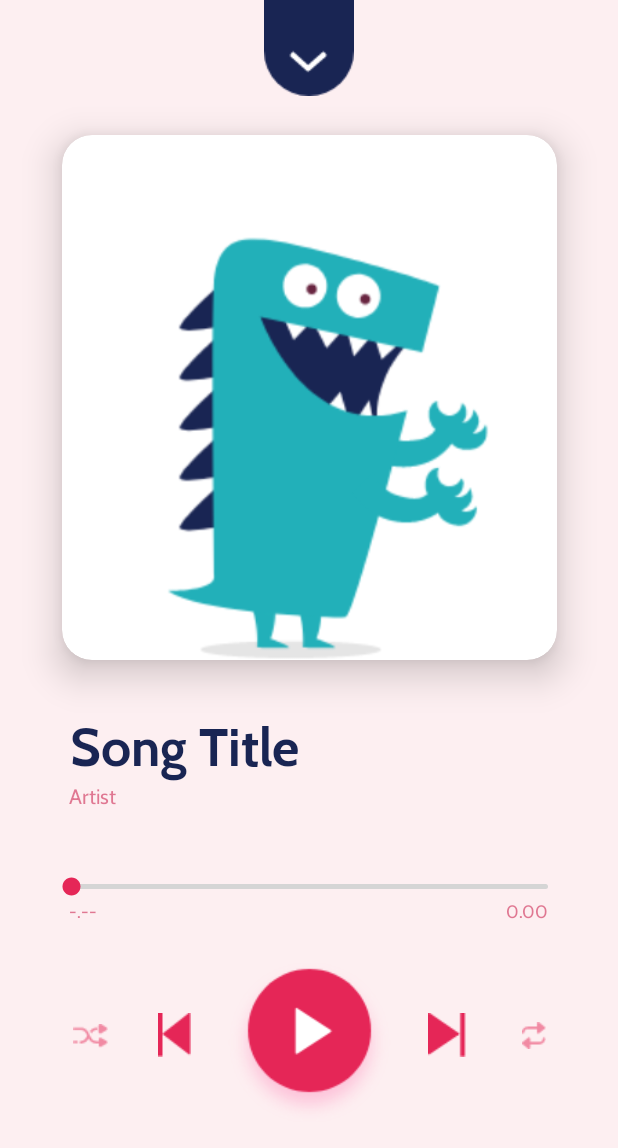
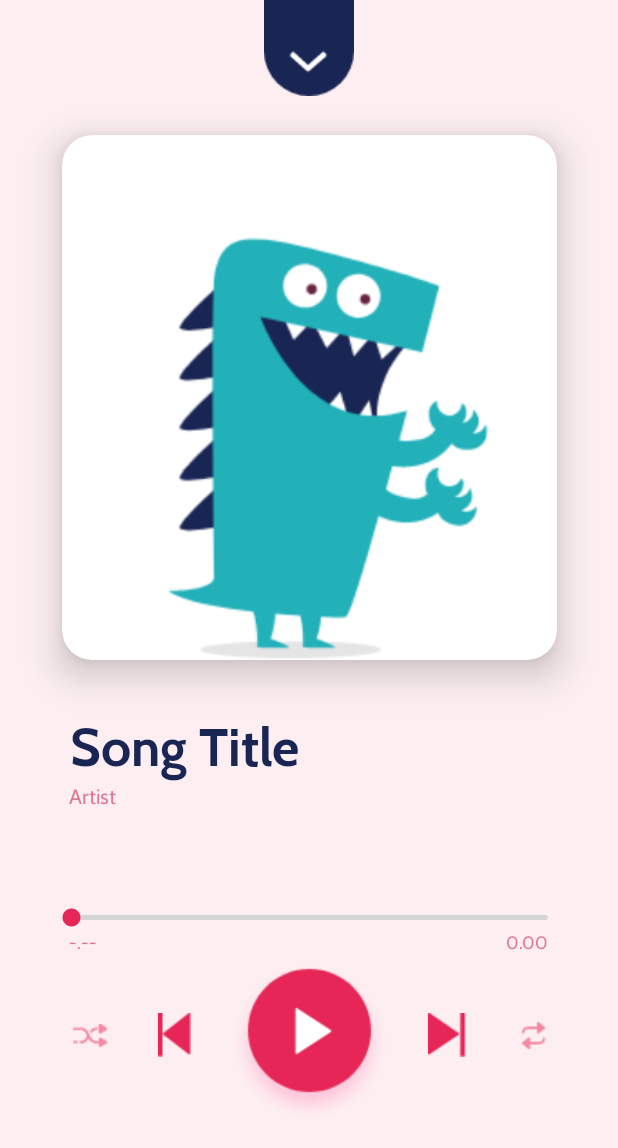
Before and after one commit to sallihin/olaola, an Android app: the layout activity_play_song.xml on its own in the app's theme, with its tools: preview values and no code run, on a phone screen of 412 x 824 dp. Shown: the top 1148 px of the screen. Run offline under Robolectric (Android 15) with nearby library versions, the phone set to English and light mode, and no system bars.

```diff
--- a/app/build.gradle
+++ b/app/build.gradle
@@ -30,7 +30,6 @@ android {
 }
 
 dependencies {
-
     implementation 'androidx.appcompat:appcompat:1.2.0'
     implementation 'androidx.navigation:navigation-fragment:2.3.1'
     implementation 'androidx.navigation:navigation-ui:2.3.1'
@@ -53,6 +52,8 @@ dependencies {
     testImplementation 'junit:junit:4.+'
     androidTestImplementation 'androidx.test.ext:junit:1.1.2'
     androidTestImplementation 'androidx.test.espresso:espresso-core:3.3.0'
+    androidTestImplementation 'androidx.test:rules:1.1.1'
+    androidTestImplementation 'androidx.test:runner:1.1.1'
 }
 
 apply plugin: 'com.android.application'
--- a/app/src/main/java/sg/edu/tp/musicapp/PlaySongActivity.java
+++ b/app/src/main/java/sg/edu/tp/musicapp/PlaySongActivity.java
@@ -239,7 +239,7 @@ public class PlaySongActivity extends AppCompatActivity {
 
         // Display total length of song
         TextView txtTotalLength = findViewById(R.id.totalLength);
-        txtTotalLength.setText(Double.toString(songLength));
+        txtTotalLength.setText(String.format("%.2f",songLength));
     }
 
     /* --------------------------------------------------------
--- a/app/src/main/res/layout/activity_play_song.xml
+++ b/app/src/main/res/layout/activity_play_song.xml
@@ -61,14 +61,14 @@
         style="@style/CustomProgressBarHorizontal"
         android:layout_width="350dp"
         android:layout_height="wrap_content"
+        android:layout_marginBottom="15dp"
         android:max="100"
         android:progressBackgroundTint="#D5D5D5"
         android:progressTint="#E52657"
         android:thumbTint="#E52657"
         app:layout_constraintBottom_toTopOf="@+id/playButton"
         app:layout_constraintEnd_toEndOf="parent"
-        app:layout_constraintStart_toStartOf="parent"
-        app:layout_constraintTop_toBottomOf="@+id/txtArtist" />
+        app:layout_constraintStart_toStartOf="parent" />
 
 
     <ImageView
--- a/app/src/main/res/layout/activity_song_listing.xml
+++ b/app/src/main/res/layout/activity_song_listing.xml
@@ -43,7 +43,7 @@
                     android:gravity="center"
                     android:keepScreenOn="true"
                     android:onClick="showLogOut"
-                    android:text="Hi Zahra!"
+                    android:text="Hi User!"
                     android:textColor="#E52657"
                     android:textSize="24sp"
                     android:textStyle="bold"
@@ -64,7 +64,6 @@
 
             </androidx.constraintlayout.widget.ConstraintLayout>
 
-
             <androidx.recyclerview.widget.RecyclerView
                 android:id="@+id/main_song_list"
                 android:layout_width="match_parent"
@@ -73,8 +72,6 @@
                 android:clipToPadding="false"
                 android:nestedScrollingEnabled="false"
                 android:paddingBottom="100dp" />
-
-
 
         </LinearLayout>
     </androidx.core.widget.NestedScrollView>
@@ -93,4 +90,5 @@
         app:cornerRadius="20dp"
         app:layout_constraintEnd_toEndOf="@+id/scrollView"
         app:layout_constraintTop_toTopOf="@+id/frameLayout" />
+
 </androidx.constraintlayout.widget.ConstraintLayout>
```
Also changed, not shown: app/src/main/java/sg/edu/tp/musicapp/SongListActivity.java (+9 -2 lines).
